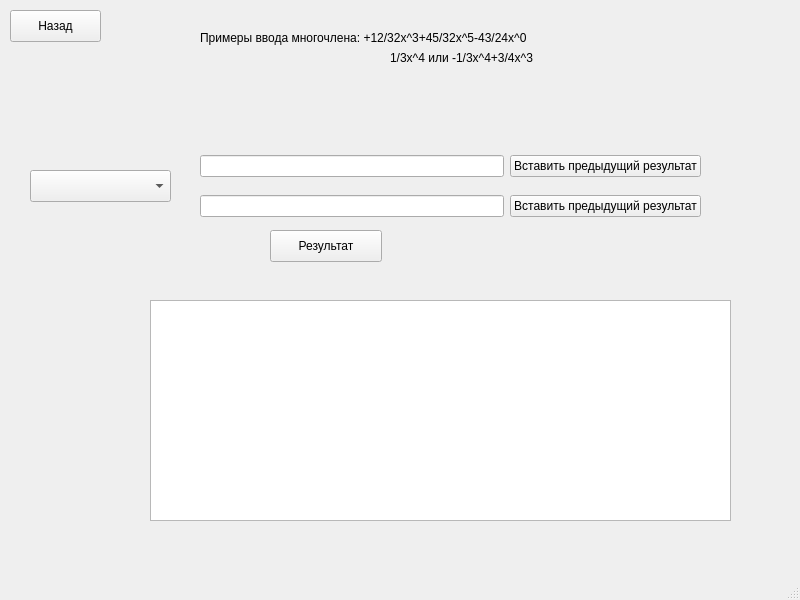
This is dm9375/polynomsumwindow.ui in S1ckick/dm9375 as Qt 5 draws it before an edit. The edited form follows.
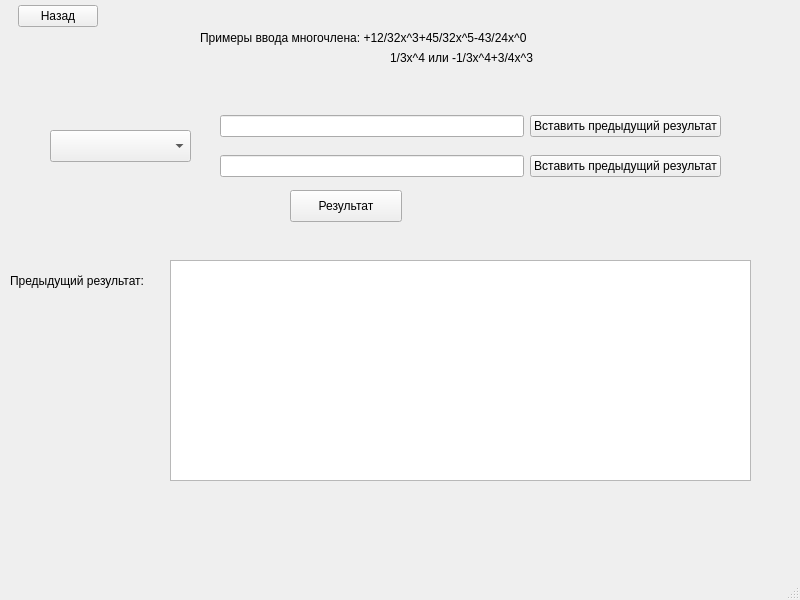
This is the edited form.

```diff
--- a/dm9375/polynomsumwindow.ui
+++ b/dm9375/polynomsumwindow.ui
@@ -14,68 +14,6 @@
    <string>Действия с двумя многочленами</string>
   </property>
   <widget class="QWidget" name="centralwidget">
-   <widget class="QPushButton" name="back">
-    <property name="geometry">
-     <rect>
-      <x>10</x>
-      <y>10</y>
-      <width>91</width>
-      <height>32</height>
-     </rect>
-    </property>
-    <property name="text">
-     <string>Назад</string>
-    </property>
-   </widget>
-   <widget class="QTextEdit" name="result_out">
-    <property name="geometry">
-     <rect>
-      <x>150</x>
-      <y>300</y>
-      <width>581</width>
-      <height>221</height>
-     </rect>
-    </property>
-    <property name="readOnly">
-     <bool>true</bool>
-    </property>
-   </widget>
-   <widget class="QPushButton" name="result">
-    <property name="geometry">
-     <rect>
-      <x>270</x>
-      <y>230</y>
-      <width>112</width>
-      <height>32</height>
-     </rect>
-    </property>
-    <property name="text">
-     <string>Результат</string>
-    </property>
-   </widget>
-   <widget class="QComboBox" name="comboBox">
-    <property name="geometry">
-     <rect>
-      <x>30</x>
-      <y>170</y>
-      <width>141</width>
-      <height>32</height>
-     </rect>
-    </property>
-   </widget>
-   <widget class="QLabel" name="warning">
-    <property name="geometry">
-     <rect>
-      <x>200</x>
-      <y>120</y>
-      <width>251</width>
-      <height>16</height>
-     </rect>
-    </property>
-    <property name="text">
-     <string/>
-    </property>
-   </widget>
    <widget class="QLabel" name="label">
     <property name="geometry">
      <rect>
@@ -102,37 +40,73 @@
      <string>1/3x^4 или -1/3x^4+3/4x^3</string>
     </property>
    </widget>
-   <widget class="QWidget" name="">
+   <widget class="QComboBox" name="comboBox">
     <property name="geometry">
      <rect>
-      <x>200</x>
-      <y>150</y>
-      <width>501</width>
-      <height>33</height>
+      <x>50</x>
+      <y>130</y>
+      <width>141</width>
+      <height>32</height>
      </rect>
     </property>
-    <layout class="QHBoxLayout" name="horizontalLayout">
-     <item>
-      <widget class="QLineEdit" name="input1">
-       <property name="maxLength">
-        <number>999999999</number>
-       </property>
-      </widget>
-     </item>
-     <item>
-      <widget class="QPushButton" name="pushButton">
-       <property name="text">
-        <string>Вставить предыдущий результат</string>
-       </property>
-      </widget>
-     </item>
-    </layout>
    </widget>
-   <widget class="QWidget" name="">
+   <widget class="QLabel" name="label_3">
     <property name="geometry">
      <rect>
-      <x>200</x>
+      <x>10</x>
+      <y>260</y>
+      <width>161</width>
+      <height>41</height>
+     </rect>
+    </property>
+    <property name="text">
+     <string>Предыдущий результат:</string>
+    </property>
+   </widget>
+   <widget class="QPushButton" name="result">
+    <property name="geometry">
+     <rect>
+      <x>290</x>
       <y>190</y>
+      <width>112</width>
+      <height>32</height>
+     </rect>
+    </property>
+    <property name="text">
+     <string>Результат</string>
+    </property>
+   </widget>
+   <widget class="QLabel" name="warning">
+    <property name="geometry">
+     <rect>
+      <x>220</x>
+      <y>80</y>
+      <width>251</width>
+      <height>16</height>
+     </rect>
+    </property>
+    <property name="text">
+     <string/>
+    </property>
+   </widget>
+   <widget class="QTextEdit" name="result_out">
+    <property name="geometry">
+     <rect>
+      <x>170</x>
+      <y>260</y>
+      <width>581</width>
+      <height>221</height>
+     </rect>
+    </property>
+    <property name="readOnly">
+     <bool>true</bool>
+    </property>
+   </widget>
+   <widget class="QWidget" name="layoutWidget_2">
+    <property name="geometry">
+     <rect>
+      <x>220</x>
+      <y>150</y>
       <width>501</width>
       <height>33</height>
      </rect>
@@ -154,6 +128,64 @@
      </item>
     </layout>
    </widget>
+   <widget class="QWidget" name="layoutWidget">
+    <property name="geometry">
+     <rect>
+      <x>220</x>
+      <y>110</y>
+      <width>501</width>
+      <height>33</height>
+     </rect>
+    </property>
+    <layout class="QHBoxLayout" name="horizontalLayout">
+     <item>
+      <widget class="QLineEdit" name="input1">
+       <property name="maxLength">
+        <number>999999999</number>
+       </property>
+      </widget>
+     </item>
+     <item>
+      <widget class="QPushButton" name="pushButton">
+       <property name="text">
+        <string>Вставить предыдущий результат</string>
+       </property>
+      </widget>
+     </item>
+    </layout>
+   </widget>
+   <widget class="QWidget" name="layoutWidget_3">
+    <property name="geometry">
+     <rect>
+      <x>0</x>
+      <y>0</y>
+      <width>98</width>
+      <height>32</height>
+     </rect>
+    </property>
+    <layout class="QHBoxLayout" name="horizontalLayout_3">
+     <item>
+      <spacer name="horizontalSpacer">
+       <property name="orientation">
+        <enum>Qt::Horizontal</enum>
+       </property>
+       <property name="sizeHint" stdset="0">
+        <size>
+         <width>18</width>
+         <height>20</height>
+        </size>
+       </property>
+      </spacer>
+     </item>
+     <item>
+      <widget class="QPushButton" name="back">
+       <property name="text">
+        <string>Назад</string>
+       </property>
+      </widget>
+     </item>
+    </layout>
+   </widget>
   </widget>
   <widget class="QMenuBar" name="menubar">
    <property name="geometry">
```
